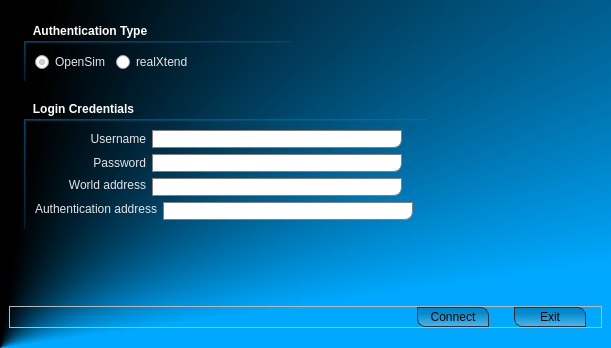
This is bin/data/ui/login/login_traditional.ui in realXtend/tundra as Qt 5 draws it before an edit. The edited form follows.
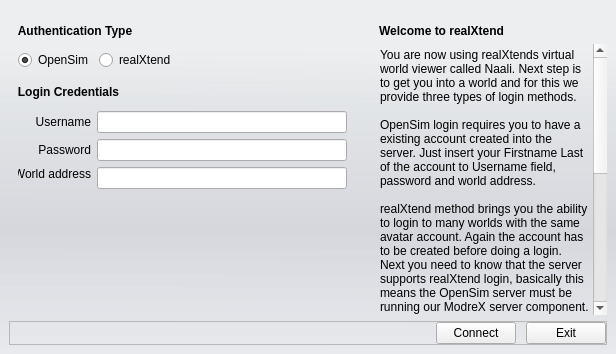
This is the edited form.

Commit message: Renderer * Code cleanup/commenting * Removed Ogre::WindowEventListener as its not needed anymore with Qt * Window position goes now correctly to naali config from qt UI: * New theme and lots of tweaking * New ui files for core stuff Login: * Got rid of authentication field from start login and inworld login widget. Rex auth now account@server in the username field. TODO: Convert rest of inworld scene widgets to new theme tomorrow and check layouts from them. Feedback is welcome!

```diff
--- a/bin/data/ui/login/login_traditional.ui
+++ b/bin/data/ui/login/login_traditional.ui
@@ -6,23 +6,27 @@
    <rect>
     <x>0</x>
     <y>0</y>
-    <width>611</width>
-    <height>348</height>
+    <width>616</width>
+    <height>354</height>
    </rect>
   </property>
   <property name="windowTitle">
    <string>realXtend Naali Login</string>
   </property>
   <property name="styleSheet">
-   <string>QWidget#MainWidget {
-	background-color: qconicalgradient(cx:0, cy:1, angle:277.2, stop:0.267045 rgba(0, 169, 255, 255), stop:0.465909 rgba(0, 0, 0, 255));
+   <string notr="true">QWidget#MainWidget {
+	background-color: none;
+	/*background-color: qconicalgradient(cx:0, cy:1, angle:277.2, stop:0.267045 rgba(0, 169, 255, 255), stop:0.465909 rgba(0, 0, 0, 255));*/
 }
 
 QFrame#MainFrame {
 	border: 0px;
+	background-color: qlineargradient(spread:pad, x1:0.006, y1:0, x2:0, y2:1, stop:0.142045 rgba(229, 234, 243, 50), stop:0.295455 rgba(209, 215, 221, 110), stop:0.65 rgba(179, 183, 196, 110), stop:1 rgba(222, 227, 236, 100));
+/* rgba(179, 183, 196, 100)*/
 }
 
 QGroupBox {
+/*
 	border: 2px solid;
 	border-color: qlineargradient(spread:pad, x1:0, y1:0, x2:1, y2:1, stop:0 rgba(0, 169, 255, 118), stop:1 rgba(0, 0, 0, 0));
 	border-radius: 0px;
@@ -30,21 +34,23 @@
 	border-bottom-left-radius: 0px;
 	border-right: 0px;
 	border-bottom: 0px;
+*/
+	border: 0px;
 	margin-top:17px;
-	margin-left: 15px;
-	margin-right: 15px;
+	margin-left: 0px;
+	margin-right: 0px;
 	font-size: 12px;
 	font: bold;
-	color: rgb(255, 255, 255);
+	color: rgb(0, 0, 0);
  }
 
  QGroupBox::title {
 	subcontrol-origin: margin;
 	subcontrol-position: top left;
-	padding: 0px 22px;
+	padding: 0px 7px;
 	background-color: rgba(0,0,0,0);
  }
-
+/*
 QLineEdit {
 	border: 1px solid grey;
 	border-radius: 0px;
@@ -59,8 +65,6 @@
 	font-size: 12px;
 }
 
-/* QPUSHBUTTON */
-
 QPushButton {
 	color: rgb(0, 0, 0);
 	min-width: 60px;
@@ -82,7 +86,9 @@
 
 QPushButton#pushButton_Connect, QPushButton#pushButton_Close {
 	margin-right:15px;
-}</string>
+}
+
+*/</string>
   </property>
   <layout class="QVBoxLayout" name="verticalLayout_2">
    <property name="spacing">
@@ -93,9 +99,6 @@
    </property>
    <item>
     <widget class="QFrame" name="MainFrame">
-     <property name="styleSheet">
-      <string/>
-     </property>
      <property name="frameShape">
       <enum>QFrame::StyledPanel</enum>
      </property>
@@ -103,12 +106,13 @@
       <enum>QFrame::Raised</enum>
      </property>
      <layout class="QVBoxLayout" name="verticalLayout">
-      <property name="bottomMargin">
-       <number>20</number>
-      </property>
       <item>
        <layout class="QVBoxLayout" name="verticalLayout_BottomContainer">
         <item>
+         <layout class="QHBoxLayout" name="horizontalLayout_LoginSplitHelp">
+          <item>
+           <layout class="QVBoxLayout" name="verticalLayout_LoginHolder">
+            <item>
          <spacer name="verticalSpacer_3">
           <property name="orientation">
            <enum>Qt::Vertical</enum>
@@ -137,7 +141,7 @@
                <item>
                 <widget class="QRadioButton" name="radioButton_OpenSim">
                  <property name="styleSheet">
-                  <string>color: rgb(229, 229, 229);</string>
+                      <string notr="true">/*color: rgb(229, 229, 229);*/</string>
                  </property>
                  <property name="text">
                   <string>OpenSim</string>
@@ -150,7 +154,7 @@
                <item>
                 <widget class="QRadioButton" name="radioButton_realXtend">
                  <property name="styleSheet">
-                  <string>color: rgb(229, 229, 229);</string>
+                      <string notr="true">/*color: rgb(229, 229, 229);*/</string>
                  </property>
                  <property name="text">
                   <string>realXtend</string>
@@ -159,19 +163,6 @@
                </item>
               </layout>
              </item>
-             <item>
-              <spacer name="horizontalSpacer_4">
-               <property name="orientation">
-                <enum>Qt::Horizontal</enum>
-               </property>
-               <property name="sizeHint" stdset="0">
-                <size>
-                 <width>5</width>
-                 <height>5</height>
-                </size>
-               </property>
-              </spacer>
-             </item>
             </layout>
            </widget>
           </item>
@@ -190,43 +181,36 @@
           </item>
          </layout>
         </item>
-        <item>
-         <spacer name="verticalSpacer_2">
-          <property name="orientation">
-           <enum>Qt::Vertical</enum>
-          </property>
-          <property name="sizeType">
-           <enum>QSizePolicy::Fixed</enum>
-          </property>
-          <property name="sizeHint" stdset="0">
-           <size>
-            <width>20</width>
-            <height>15</height>
-           </size>
-          </property>
-         </spacer>
-        </item>
         <item>
          <layout class="QHBoxLayout" name="horizontalLayout_8">
           <property name="bottomMargin">
-           <number>30</number>
+               <number>0</number>
           </property>
           <item>
            <widget class="QGroupBox" name="groupBox_2">
+                <property name="sizePolicy">
+                 <sizepolicy hsizetype="Fixed" vsizetype="Fixed">
+                  <horstretch>0</horstretch>
+                  <verstretch>0</verstretch>
+                 </sizepolicy>
+                </property>
             <property name="title">
              <string>Login Credentials</string>
             </property>
             <layout class="QVBoxLayout" name="verticalLayout_3">
              <item>
               <layout class="QVBoxLayout" name="verticalLayout_InputFields">
+                   <property name="bottomMargin">
+                    <number>0</number>
+                   </property>
                <item>
                 <layout class="QHBoxLayout" name="horizontalLayout_3">
                  <item>
                   <widget class="QLabel" name="label_Username">
-                   <property name="minimumSize">
+                       <property name="maximumSize">
                     <size>
-                     <width>111</width>
-                     <height>0</height>
+                         <width>73</width>
+                         <height>16777215</height>
                     </size>
                    </property>
                    <property name="text">
@@ -242,6 +226,12 @@
                  </item>
                  <item>
                   <widget class="QLineEdit" name="lineEdit_Username">
+                       <property name="sizePolicy">
+                        <sizepolicy hsizetype="Fixed" vsizetype="Fixed">
+                         <horstretch>0</horstretch>
+                         <verstretch>0</verstretch>
+                        </sizepolicy>
+                       </property>
                    <property name="minimumSize">
                     <size>
                      <width>250</width>
@@ -256,29 +246,16 @@
                    </property>
                   </widget>
                  </item>
-                 <item>
-                  <spacer name="horizontalSpacer_5">
-                   <property name="orientation">
-                    <enum>Qt::Horizontal</enum>
-                   </property>
-                   <property name="sizeHint" stdset="0">
-                    <size>
-                     <width>5</width>
-                     <height>5</height>
-                    </size>
-                   </property>
-                  </spacer>
-                 </item>
                 </layout>
                </item>
                <item>
                 <layout class="QHBoxLayout" name="horizontalLayout_4">
                  <item>
                   <widget class="QLabel" name="label_Password">
-                   <property name="minimumSize">
+                       <property name="maximumSize">
                     <size>
-                     <width>111</width>
-                     <height>0</height>
+                         <width>73</width>
+                         <height>16777215</height>
                     </size>
                    </property>
                    <property name="text">
@@ -294,6 +271,12 @@
                  </item>
                  <item>
                   <widget class="QLineEdit" name="lineEdit_Password">
+                       <property name="sizePolicy">
+                        <sizepolicy hsizetype="Fixed" vsizetype="Fixed">
+                         <horstretch>0</horstretch>
+                         <verstretch>0</verstretch>
+                        </sizepolicy>
+                       </property>
                    <property name="minimumSize">
                     <size>
                      <width>250</width>
@@ -311,29 +294,16 @@
                    </property>
                   </widget>
                  </item>
-                 <item>
-                  <spacer name="horizontalSpacer_6">
-                   <property name="orientation">
-                    <enum>Qt::Horizontal</enum>
-                   </property>
-                   <property name="sizeHint" stdset="0">
-                    <size>
-                     <width>5</width>
-                     <height>5</height>
-                    </size>
-                   </property>
-                  </spacer>
-                 </item>
                 </layout>
                </item>
                <item>
                 <layout class="QHBoxLayout" name="horizontalLayout_5">
                  <item>
                   <widget class="QLabel" name="label_WorldAddress">
-                   <property name="minimumSize">
+                       <property name="maximumSize">
                     <size>
-                     <width>111</width>
-                     <height>0</height>
+                         <width>73</width>
+                         <height>16777215</height>
                     </size>
                    </property>
                    <property name="text">
@@ -352,63 +322,14 @@
                  </item>
                  <item>
                   <widget class="QLineEdit" name="lineEdit_WorldAddress">
-                   <property name="minimumSize">
-                    <size>
-                     <width>250</width>
-                     <height>0</height>
-                    </size>
-                   </property>
-                   <property name="maximumSize">
-                    <size>
-                     <width>250</width>
-                     <height>16777215</height>
-                    </size>
-                   </property>
-                   <property name="alignment">
-                    <set>Qt::AlignLeading|Qt::AlignLeft|Qt::AlignTop</set>
-                   </property>
-                  </widget>
-                 </item>
-                 <item>
-                  <spacer name="horizontalSpacer_7">
-                   <property name="orientation">
-                    <enum>Qt::Horizontal</enum>
-                   </property>
-                   <property name="sizeHint" stdset="0">
-                    <size>
-                     <width>5</width>
-                     <height>5</height>
-                    </size>
-                   </property>
-                  </spacer>
-                 </item>
-                </layout>
-               </item>
-               <item>
-                <layout class="QHBoxLayout" name="horizontalLayout">
-                 <item>
-                  <widget class="QLabel" name="label_AuthenticationServer">
+                       <property name="sizePolicy">
+                        <sizepolicy hsizetype="Fixed" vsizetype="Fixed">
+                         <horstretch>0</horstretch>
+                         <verstretch>0</verstretch>
+                        </sizepolicy>
+                       </property>
                    <property name="minimumSize">
                     <size>
-                     <width>111</width>
-                     <height>0</height>
-                    </size>
-                   </property>
-                   <property name="text">
-                    <string>Authentication address</string>
-                   </property>
-                   <property name="alignment">
-                    <set>Qt::AlignRight|Qt::AlignTop|Qt::AlignTrailing</set>
-                   </property>
-                   <property name="indent">
-                    <number>0</number>
-                   </property>
-                  </widget>
-                 </item>
-                 <item>
-                  <widget class="QLineEdit" name="lineEdit_AuthenticationAddress">
-                   <property name="minimumSize">
-                    <size>
                      <width>250</width>
                      <height>0</height>
                     </size>
@@ -427,19 +348,6 @@
                    </property>
                   </widget>
                  </item>
-                 <item>
-                  <spacer name="horizontalSpacer_8">
-                   <property name="orientation">
-                    <enum>Qt::Horizontal</enum>
-                   </property>
-                   <property name="sizeHint" stdset="0">
-                    <size>
-                     <width>5</width>
-                     <height>5</height>
-                    </size>
-                   </property>
-                  </spacer>
-                 </item>
                 </layout>
                </item>
               </layout>
@@ -474,6 +382,86 @@
            </size>
           </property>
          </spacer>
+            </item>
+           </layout>
+          </item>
+          <item>
+           <layout class="QVBoxLayout" name="verticalLayout_HelpHolder">
+            <item>
+             <spacer name="verticalSpacer_4">
+              <property name="orientation">
+               <enum>Qt::Vertical</enum>
+              </property>
+              <property name="sizeType">
+               <enum>QSizePolicy::Fixed</enum>
+              </property>
+              <property name="sizeHint" stdset="0">
+               <size>
+                <width>20</width>
+                <height>15</height>
+               </size>
+              </property>
+             </spacer>
+            </item>
+            <item>
+             <widget class="QLabel" name="label">
+              <property name="styleSheet">
+               <string notr="true">font-size: 12px; font: bold;</string>
+              </property>
+              <property name="text">
+               <string>Welcome to realXtend</string>
+              </property>
+              <property name="indent">
+               <number>3</number>
+              </property>
+             </widget>
+            </item>
+            <item>
+             <widget class="QPlainTextEdit" name="plainTextEdit">
+              <property name="maximumSize">
+               <size>
+                <width>350</width>
+                <height>16777215</height>
+               </size>
+              </property>
+              <property name="styleSheet">
+               <string notr="true">background-color: transparent;</string>
+              </property>
+              <property name="frameShape">
+               <enum>QFrame::NoFrame</enum>
+              </property>
+              <property name="frameShadow">
+               <enum>QFrame::Plain</enum>
+              </property>
+              <property name="lineWidth">
+               <number>0</number>
+              </property>
+              <property name="readOnly">
+               <bool>true</bool>
+              </property>
+              <property name="plainText">
+               <string>You are now using realXtends virtual world viewer called Naali. Next step is to get you into a world and for this we provide three types of login methods. 
+
+OpenSim login requires you to have a existing account created into the server. Just insert your Firstname Last of the account to Username field, password and world address.
+
+realXtend method brings you the ability to login to many worlds with the same avatar account. Again the account has to be created before doing a login. Next you need to know that the server supports realXtend login, basically this means the OpenSim server must be running our ModreX server component.
+
+Third option is to login into realXtend Taiga and ScienceSim servers that are based on CableBeach services. Select the WebLogin tab from above and you should see a wiki page that provides you a list of open Taiga servers from the realXtend project and the community. And of course you can type the login url of the server to the Naali web browser manually. Web based authentications give you the possibility to login with your OpenID, Google and Yahoo accounts.
+
+
+// Todo: someon write proper welcome/help text here, check spelling, links to wiki login helpers etc.</string>
+              </property>
+              <property name="textInteractionFlags">
+               <set>Qt::NoTextInteraction</set>
+              </property>
+              <property name="backgroundVisible">
+               <bool>false</bool>
+              </property>
+             </widget>
+            </item>
+           </layout>
+          </item>
+         </layout>
         </item>
         <item>
          <widget class="QFrame" name="frame_BottomButtons">
```
Left out of the diff: 3 changed lines with no effect on the pictures. Lines whose indentation alone changed are shown as unchanged. The commit also changes 19 other files.
